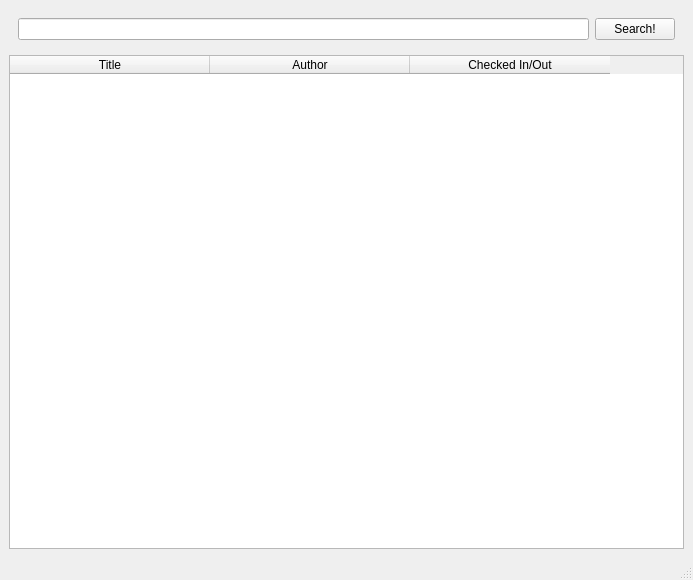
The window that checkout.ui (sbadame/checkout) describes before a commit, drawn with Qt 5.
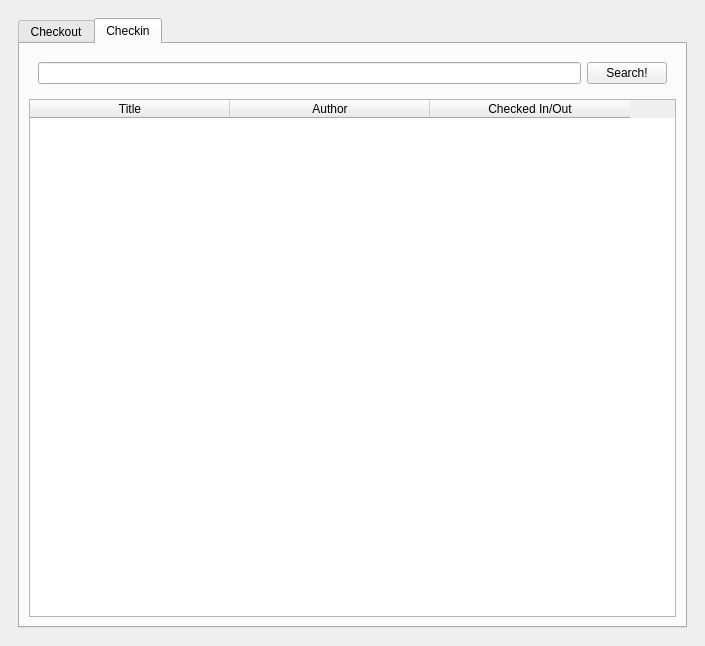
The same window after the commit. The open tabs and pages were chosen to show the change.

Commit message: First appearence of the checkin tab

The edit to the form file:
```diff
--- a/checkout.ui
+++ b/checkout.ui
@@ -6,8 +6,8 @@
    <rect>
     <x>0</x>
     <y>0</y>
-    <width>693</width>
-    <height>580</height>
+    <width>705</width>
+    <height>646</height>
    </rect>
   </property>
   <property name="windowTitle">
@@ -19,10 +19,23 @@
      <widget class="QWidget" name="widget" native="true">
       <layout class="QHBoxLayout" name="horizontalLayout">
        <item>
-        <widget class="QLineEdit" name="query_text"/>
+        <widget class="QTabWidget" name="tabWidget">
+         <property name="currentIndex">
+          <number>0</number>
+         </property>
+         <widget class="QWidget" name="checkout_tab">
+          <attribute name="title">
+           <string>Checkout</string>
+          </attribute>
+          <layout class="QVBoxLayout" name="verticalLayout_2">
+           <item>
+            <widget class="QWidget" name="widget_2" native="true">
+             <layout class="QHBoxLayout" name="horizontalLayout_2">
+              <item>
+               <widget class="QLineEdit" name="checkout_query"/>
        </item>
        <item>
-        <widget class="QPushButton" name="searchbutton">
+               <widget class="QPushButton" name="checkout_search">
          <property name="text">
           <string>Search!</string>
          </property>
@@ -32,7 +45,7 @@
      </widget>
     </item>
     <item>
-     <widget class="QTableWidget" name="books">
+            <widget class="QTableWidget" name="checkedin_books">
       <property name="maximumSize">
        <size>
         <width>791</width>
@@ -67,7 +80,70 @@
     </item>
    </layout>
   </widget>
-  <widget class="QStatusBar" name="statusbar"/>
+         <widget class="QWidget" name="checkin_tab">
+          <attribute name="title">
+           <string>Checkin</string>
+          </attribute>
+          <layout class="QVBoxLayout" name="verticalLayout_4">
+           <item>
+            <widget class="QWidget" name="widget_4" native="true">
+             <layout class="QHBoxLayout" name="horizontalLayout_4">
+              <item>
+               <widget class="QLineEdit" name="checkin_query"/>
+              </item>
+              <item>
+               <widget class="QPushButton" name="checkin_search">
+                <property name="text">
+                 <string>Search!</string>
+                </property>
+               </widget>
+              </item>
+             </layout>
+            </widget>
+           </item>
+           <item>
+            <widget class="QTableWidget" name="checkedout_books">
+             <property name="maximumSize">
+              <size>
+               <width>791</width>
+               <height>16777215</height>
+              </size>
+             </property>
+             <attribute name="horizontalHeaderCascadingSectionResizes">
+              <bool>false</bool>
+             </attribute>
+             <attribute name="horizontalHeaderDefaultSectionSize">
+              <number>200</number>
+             </attribute>
+             <attribute name="verticalHeaderStretchLastSection">
+              <bool>true</bool>
+             </attribute>
+             <column>
+              <property name="text">
+               <string>Title</string>
+              </property>
+             </column>
+             <column>
+              <property name="text">
+               <string>Author</string>
+              </property>
+             </column>
+             <column>
+              <property name="text">
+               <string>Checked In/Out</string>
+              </property>
+             </column>
+            </widget>
+           </item>
+          </layout>
+         </widget>
+        </widget>
+       </item>
+      </layout>
+     </widget>
+    </item>
+   </layout>
+  </widget>
  </widget>
  <resources/>
  <connections/>
```
Lines whose indentation alone changed are shown as unchanged. The commit also changes 1 other file.
